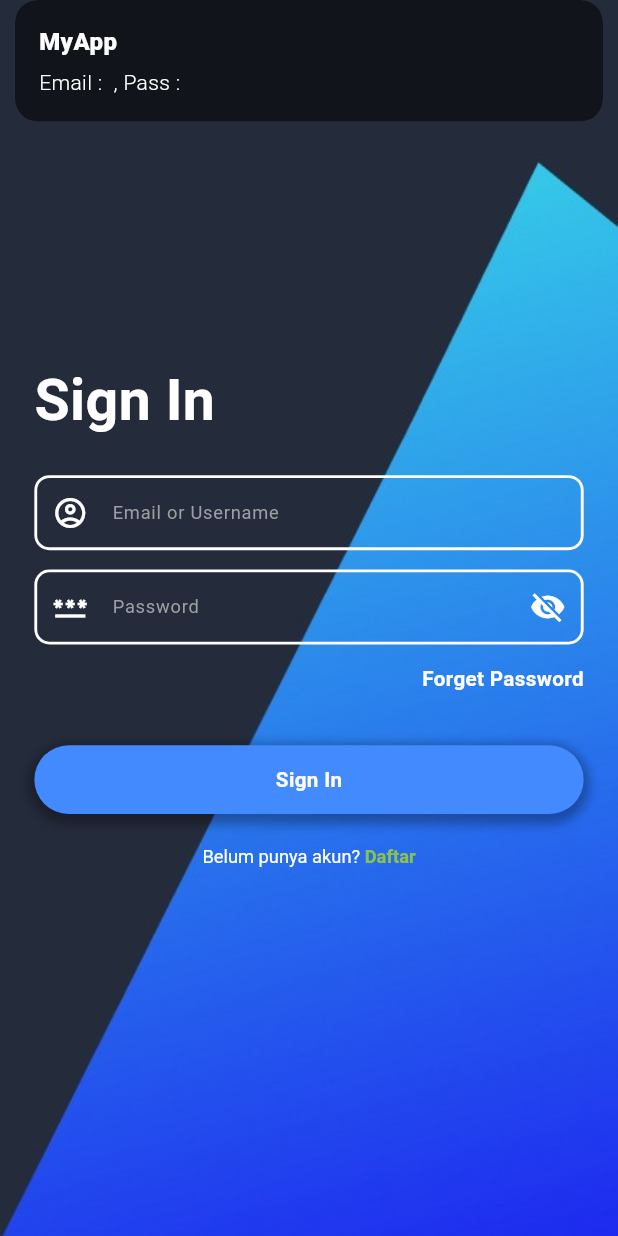
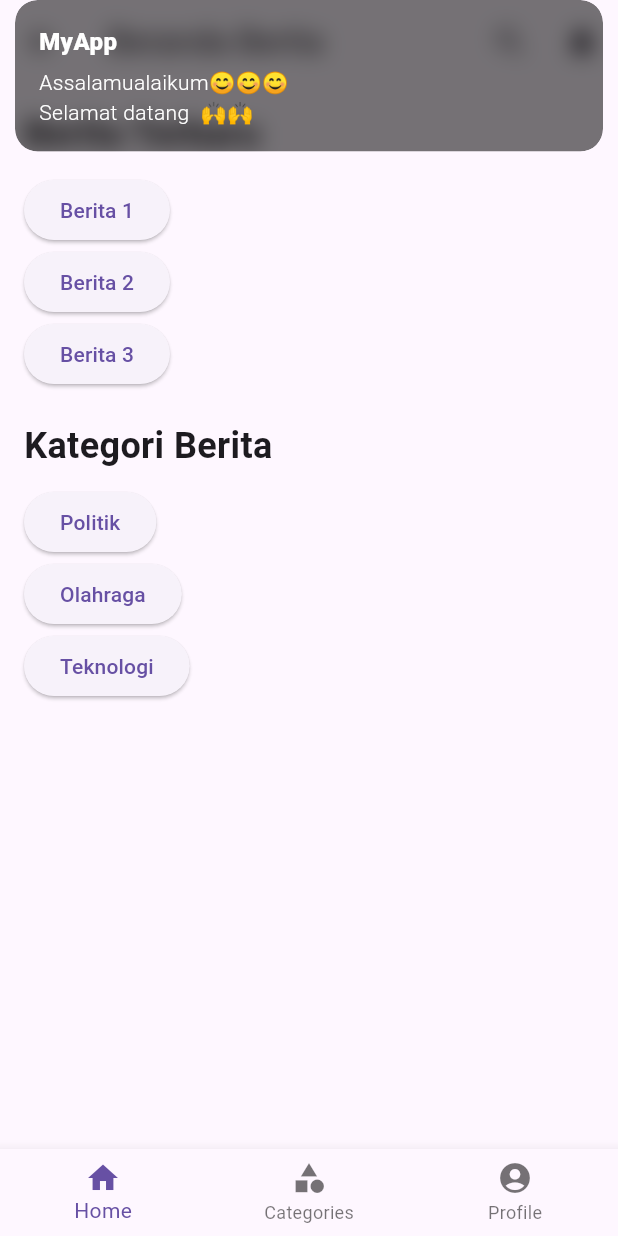
Before and after one commit to Ganjarganda/project_magang, a Flutter app: the screen it shows after launch, after a tap on "Sign In", on a phone screen of 412 x 824 dp. Run offline on Flutter 3.47's test engine with Material 3 defaults, Android fonts, the phone set to English and light mode, and no system bars; drawn by our look-alikes of flutter_easyloading; our stand-ins replace cached_network_image, flutter_cache_manager, flutter_screenutil, get; network calls fail.

Commit message:
ini update beranda

```diff
--- /dev/null
+++ b/lib/modules/auth/ber_screen.dart
@@ -0,0 +1,114 @@
+import 'package:flutter/material.dart';
+
+void main() {
+  runApp(MyApp());
+}
+
+class MyApp extends StatelessWidget {
+  @override
+  Widget build(BuildContext context) {
+    return MaterialApp(
+      home: BerScreen(),
+    );
+  }
+}
+
+class BerScreen extends StatelessWidget {
+  @override
+  Widget  build(BuildContext context) {
+    return Scaffold(
+      appBar: AppBar(
+        title: Text('Beranda Berita'),
+        actions: [
+          IconButton(
+            icon: Icon(Icons.search),
+            onPressed: () {
+              // Aksi ketika ikon pencarian ditekan
+            },
+          ),
+          IconButton(
+            icon: Icon(Icons.notifications),
+            onPressed: () {
+              // Aksi ketika ikon notifikasi ditekan
+            },
+          ),
+        ],
+      ),
+      body: Padding(
+        padding: const EdgeInsets.all(16.0),
+        child: Column(
+          crossAxisAlignment: CrossAxisAlignment.start,
+          children: [
+            Text(
+              'Berita Terbaru',
+              style: TextStyle(fontSize: 24, fontWeight: FontWeight.bold),
+            ),
+            SizedBox(height: 10),
+            ElevatedButton(
+              onPressed: () {
+                // Aksi ketika tombol ditekan
+              },
+              child: Text('Berita 1'),
+            ),
+            ElevatedButton(
+              onPressed: () {
+                // Aksi ketika tombol ditekan
+              },
+              child: Text('Berita 2'),
+            ),
+            ElevatedButton(
+              onPressed: () {
+                // Aksi ketika tombol ditekan
+              },
+              child: Text('Berita 3'),
+            ),
+            SizedBox(height: 20),
+            Text(
+              'Kategori Berita',
+              style: TextStyle(fontSize: 24, fontWeight: FontWeight.bold),
+            ),
+            SizedBox(height: 10),
+            ElevatedButton(
+              onPressed: () {
+                // Aksi ketika tombol ditekan
+              },
+              child: Text('Politik'),
+            ),
+            ElevatedButton(
+              onPressed: () {
+                // Aksi ketika tombol ditekan
+              },
+              child: Text('Olahraga'),
+            ),
+            ElevatedButton(
+              onPressed: () {
+                // Aksi ketika tombol ditekan
+              },
+              child: Text('Teknologi'),
+            ),
+          ],
+        ),
+      ),
+      bottomNavigationBar: BottomNavigationBar(
+        items: const <BottomNavigationBarItem>[
+          BottomNavigationBarItem(
+            icon: Icon(Icons.home),
+            label: 'Home',
+          ),
+          BottomNavigationBarItem(
+            icon: Icon(Icons.category),
+            label: 'Categories',
+          ),
+          BottomNavigationBarItem(
+            icon: Icon(Icons.account_circle),
+            label: 'Profile',
+          ),
+        ],
+        currentIndex: 0, // Indeks tab yang aktif
+        onTap: (index) {
+          // Aksi ketika salah satu tab ditekan
+        },
+      ),
+    );
+  }
+}
--- a/lib/modules/auth/login_screen.dart
+++ b/lib/modules/auth/login_screen.dart
@@ -142,10 +142,13 @@ class _LoginScreenState extends State<LoginScreen> {
                       text: 'Sign In',
                       onClick: () {
                         AppUtils().snackbarShow(
-                          message:
-                              'Email : ${usernameController.text} , Pass : ${passwordController.text}',
-                        );
+                            message:
+                            'Assalamualaikum😊😊😊 \nSelamat datang ${usernameController
+                                .text} 🙌🙌');
+                        Get.toNamed(Routes.routesBerScreen);
                       },
+
+
                     ),
 
                     SizedBox(
--- a/lib/routes/app_routes.dart
+++ b/lib/routes/app_routes.dart
@@ -1,4 +1,5 @@
 import 'package:get/get.dart';
+import 'package:test_project/modules/auth/ber_screen.dart';
 import 'package:test_project/modules/auth/forget_password_screen.dart';
 import 'package:test_project/modules/auth/register_screen.dart';
 import '../modules/auth/login_screen.dart';
@@ -9,6 +10,7 @@ class Routes {
   static String routeLogin = '/login';
   static String routeForgetPasword = '/forget-password';
   static String routeRegister = '/register';
+  static String routesBerScreen = '/ber_creen';
 }
 
 appRoutes() => [
@@ -39,4 +41,9 @@ appRoutes() => [
         page: () => const RegisterScreen(),
         transition: Transition.fade,
       ),
+      GetPage(
+        name: Routes.routesBerScreen,
+        page: () => BerScreen(),
+        transition: Transition.fade,
+      ),
     ];
```
